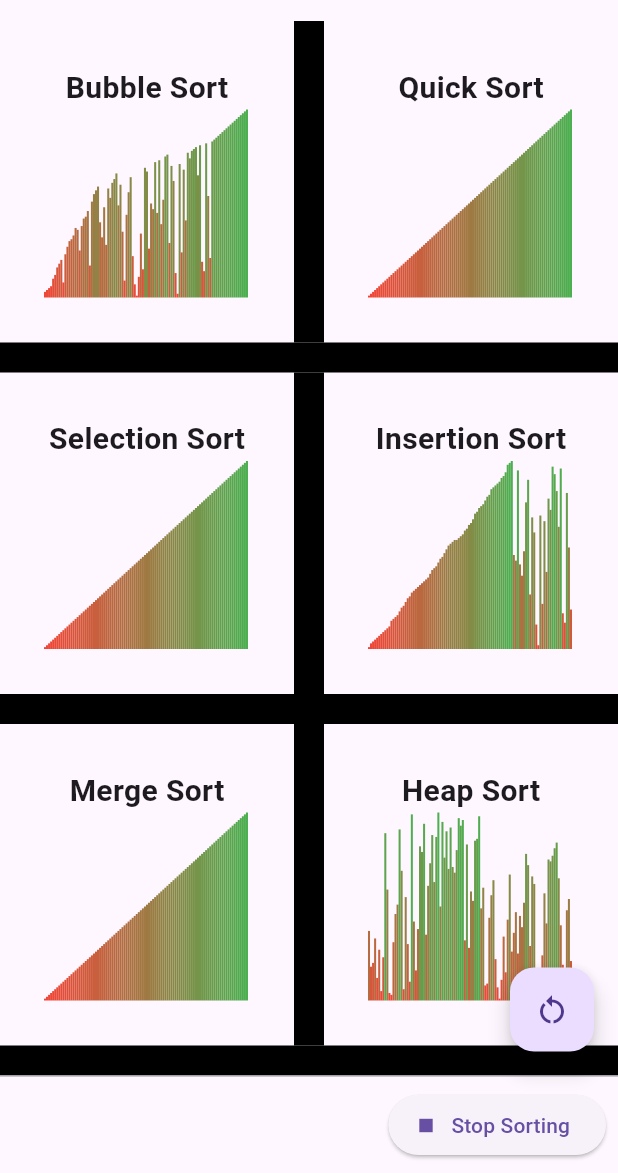
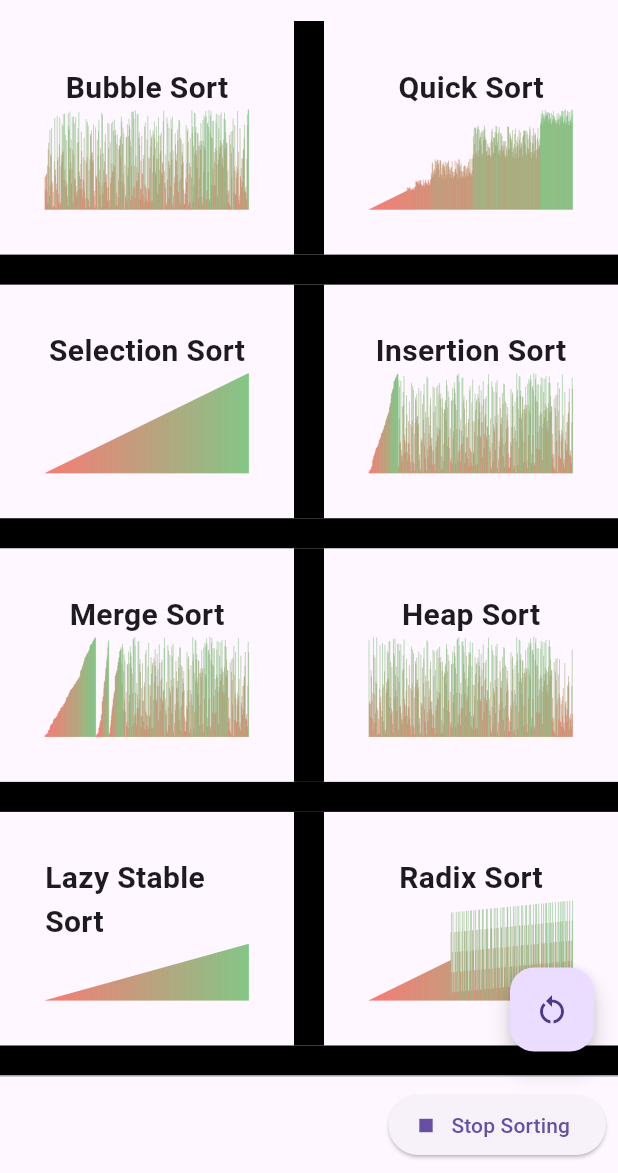
Before and after one commit to woobe-studio/Real-Time-Sort-Visualization, a Flutter app: the screen it shows after launch, after a tap on the "play arrow" icon, on a phone screen of 412 x 824 dp, the part 63-1236 px from its top. Run offline on Flutter 3.47's test engine with Material 3 defaults, Android fonts, the phone set to English and light mode, and no system bars.

Commit message:
added radix sort and lazy stable sort

```diff
--- a/lib/main.dart
+++ b/lib/main.dart
@@ -5,6 +5,8 @@
 import 'sortAlgorithms/selection_sort.dart';
 import 'sortAlgorithms/merge_sort.dart';
 import 'sortAlgorithms/heap_sort.dart';
+import 'sortAlgorithms/lazy_stable_sort.dart';
+import 'sortAlgorithms/radix_sort_lsd.dart';
 
 void main() {
   runApp(SortComparisonApp());
@@ -35,6 +37,8 @@
   List<int> _insertionSortNumbers = [];
   List<int> _heapSortNumbers = [];
   List<int> _mergeSortNumbers = [];
+  List<int> _lazyStableSortNumbers = [];
+  List<int> _radixSortNumbers = [];
   bool _isSorting = false;
   bool _cancelSorting = false;
   int _duration = 1;
@@ -46,12 +50,14 @@
   }
 
   void _generateRandomNumbers() {
-    _bubbleSortNumbers = List.generate(100, (index) => index + 1)..shuffle();
+    _bubbleSortNumbers = List.generate(500, (index) => index + 1)..shuffle();
     _quickSortNumbers = List.from(_bubbleSortNumbers);
     _selectionSortNumbers = List.from(_bubbleSortNumbers);
     _insertionSortNumbers = List.from(_bubbleSortNumbers);
+    _heapSortNumbers = List.from(_bubbleSortNumbers);
     _mergeSortNumbers = List.from(_bubbleSortNumbers);
-    _heapSortNumbers = List.from(_bubbleSortNumbers);
+    _lazyStableSortNumbers = List.from(_bubbleSortNumbers);
+    _radixSortNumbers = List.from(_bubbleSortNumbers);
     setState(() {});
   }
 
@@ -66,8 +72,10 @@
       quickSort(_quickSortNumbers, 0, _quickSortNumbers.length - 1, _duration, (updated) => setState(() => _quickSortNumbers = updated)),
       selectionSort(_selectionSortNumbers, _duration, (updated) => setState(() => _selectionSortNumbers = updated)),
       insertionSort(_insertionSortNumbers, _duration, (updated) => setState(() => _insertionSortNumbers = updated)),
+      mergeSort(_mergeSortNumbers, (updated) => setState(() => _mergeSortNumbers = updated), _duration),
       heapSort(_heapSortNumbers, _duration, (updated) => setState(() => _heapSortNumbers = updated)),
-      mergeSort(_mergeSortNumbers, (updated) => setState(() => _mergeSortNumbers = updated), _duration),
+      lazyStableSort(_lazyStableSortNumbers, _duration, (updated) => setState(() => _lazyStableSortNumbers = updated)),
+      radixSort(_radixSortNumbers, _duration, (updated) => setState(() => _radixSortNumbers = updated)),
     ];
 
     await Future.wait(sortTasks);
@@ -110,7 +118,7 @@
             icon: Icon(Icons.speed),
             onPressed: _isSorting ? null : () {
               setState(() {
-                _duration = _duration == 1 ? 100 : 1;
+                _duration = _duration == 1 ? 2 : 1;
               });
             },
           ),
@@ -132,7 +140,7 @@
                         ),
                         Expanded(
                           child: Container(
-                            padding: EdgeInsets.only(right: 0), // Ensure space for separator
+                            padding: EdgeInsets.only(right: 0),
                             child: CustomPaint(
                               painter: BarPainter(_bubbleSortNumbers),
                               child: Container(),
@@ -158,7 +166,7 @@
                         ),
                         Expanded(
                           child: Container(
-                            padding: EdgeInsets.only(left: 0), // Ensure space for separator
+                            padding: EdgeInsets.only(left: 0),
                             child: CustomPaint(
                               painter: BarPainter(_quickSortNumbers),
                               child: Container(),
@@ -190,7 +198,7 @@
                         ),
                         Expanded(
                           child: Container(
-                            padding: EdgeInsets.only(right: 0), // Ensure space for separator
+                            padding: EdgeInsets.only(right: 0),
                             child: CustomPaint(
                               painter: BarPainter(_selectionSortNumbers),
                               child: Container(),
@@ -216,7 +224,7 @@
                         ),
                         Expanded(
                           child: Container(
-                            padding: EdgeInsets.only(left: 0), // Ensure space for separator
+                            padding: EdgeInsets.only(left: 0),
                             child: CustomPaint(
                               painter: BarPainter(_insertionSortNumbers),
                               child: Container(),
@@ -248,7 +256,7 @@
                         ),
                         Expanded(
                           child: Container(
-                            padding: EdgeInsets.only(right: 0), // Ensure space for separator
+                            padding: EdgeInsets.only(right: 0),
                             child: CustomPaint(
                               painter: BarPainter(_mergeSortNumbers),
                               child: Container(),
@@ -274,9 +282,67 @@
                         ),
                         Expanded(
                           child: Container(
-                            padding: EdgeInsets.only(left: 0), // Ensure space for separator
+                            padding: EdgeInsets.only(left: 0),
                             child: CustomPaint(
                               painter: BarPainter(_heapSortNumbers),
+                              child: Container(),
+                            ),
+                          ),
+                        ),
+                      ],
+                    ),
+                  ),
+                ),
+              ],
+            ),
+          ),
+          Container(
+            height: 20,
+            color: Colors.black,
+          ),
+          Expanded(
+            child: Row(
+              children: [
+                Expanded(
+                  child: Padding(
+                    padding: const EdgeInsets.all(30.0),
+                    child: Column(
+                      children: [
+                        Container(
+                          padding: EdgeInsets.all(0),
+                          child: Text('Lazy Stable Sort', style: TextStyle(fontSize: 20, fontWeight: FontWeight.bold)),
+                        ),
+                        Expanded(
+                          child: Container(
+                            padding: EdgeInsets.only(right: 0),
+                            child: CustomPaint(
+                              painter: BarPainter(_lazyStableSortNumbers),
+                              child: Container(),
+                            ),
+                          ),
+                        ),
+                      ],
+                    ),
+                  ),
+                ),
+                Container(
+                  width: 20,
+                  color: Colors.black,
+                ),
+                Expanded(
+                  child: Padding(
+                    padding: const EdgeInsets.all(30.0),
+                    child: Column(
+                      children: [
+                        Container(
+                          padding: EdgeInsets.all(0),
+                          child: Text('Radix Sort', style: TextStyle(fontSize: 20, fontWeight: FontWeight.bold)),
+                        ),
+                        Expanded(
+                          child: Container(
+                            padding: EdgeInsets.only(left: 0),
+                            child: CustomPaint(
+                              painter: BarPainter(_radixSortNumbers),
                               child: Container(),
                             ),
                           ),
--- /dev/null
+++ b/lib/sortAlgorithms/lazy_stable_sort.dart
@@ -0,0 +1,53 @@
+import 'dart:async';
+
+// Main function to perform Merge Sort
+Future<void> lazyStableSort(List<int> numbers, int delayMs, Function(List<int>) update) async {
+  if (numbers.length <= 1) return;
+
+  // Start the merge sort process
+  await _mergeSort(numbers, 0, numbers.length - 1, delayMs, update);
+}
+
+// Recursive merge sort function
+Future<void> _mergeSort(List<int> numbers, int left, int right, int delayMs, Function(List<int>) update) async {
+  if (left < right) {
+    int mid = (left + right) ~/ 2;
+
+    // Sort the first and second halves
+    await _mergeSort(numbers, left, mid, delayMs, update);
+    await _mergeSort(numbers, mid + 1, right, delayMs, update);
+
+    // Merge the sorted halves
+    await merge(numbers, left, mid, right, delayMs, update);
+  }
+}
+
+// Merge function
+Future<void> merge(List<int> numbers, int left, int mid, int right, int delayMs, Function(List<int>) update) async {
+  // Create temporary arrays
+  List<int> leftArray = numbers.sublist(left, mid + 1);
+  List<int> rightArray = numbers.sublist(mid + 1, right + 1);
+
+  int i = 0, j = 0, k = left;
+
+  // Merge the two arrays
+  while (i < leftArray.length && j < rightArray.length) {
+    if (leftArray[i] <= rightArray[j]) {
+      numbers[k++] = leftArray[i++];
+    } else {
+      numbers[k++] = rightArray[j++];
+    }
+  }
+
+  // Copy remaining elements
+  while (i < leftArray.length) {
+    numbers[k++] = leftArray[i++];
+  }
+  while (j < rightArray.length) {
+    numbers[k++] = rightArray[j++];
+  }
+
+  // Update the UI or print the current state
+  update(numbers);
+  await Future.delayed(Duration(milliseconds: delayMs));
+}
--- /dev/null
+++ b/lib/sortAlgorithms/radix_sort_lsd.dart
@@ -0,0 +1,40 @@
+import 'dart:async';
+
+Future<void> radixSort(List<int> numbers, int delayMs, Function(List<int>) update) async {
+  if (numbers.isEmpty) return;
+
+  int max = numbers.reduce((a, b) => a > b ? a : b);
+  int exp = 1;
+
+  while (max ~/ exp > 0) {
+    await countingSort(numbers, exp, delayMs, update);
+    exp *= 10;
+  }
+}
+
+Future<void> countingSort(List<int> numbers, int exp, int delayMs, Function(List<int>) update) async {
+  int n = numbers.length;
+  List<int> output = List.filled(n, 0);
+  List<int> count = List.filled(10, 0);
+
+  for (int i = 0; i < n; i++) {
+    int digit = (numbers[i] ~/ exp) % 10;
+    count[digit]++;
+  }
+
+  for (int i = 1; i < 10; i++) {
+    count[i] += count[i - 1];
+  }
+
+  for (int i = n - 1; i >= 0; i--) {
+    int digit = (numbers[i] ~/ exp) % 10;
+    output[count[digit] - 1] = numbers[i];
+    count[digit]--;
+  }
+
+  for (int i = 0; i < n; i++) {
+    numbers[i] = output[i];
+    update(numbers);
+    await Future.delayed(Duration(milliseconds: delayMs));
+  }
+}
```
